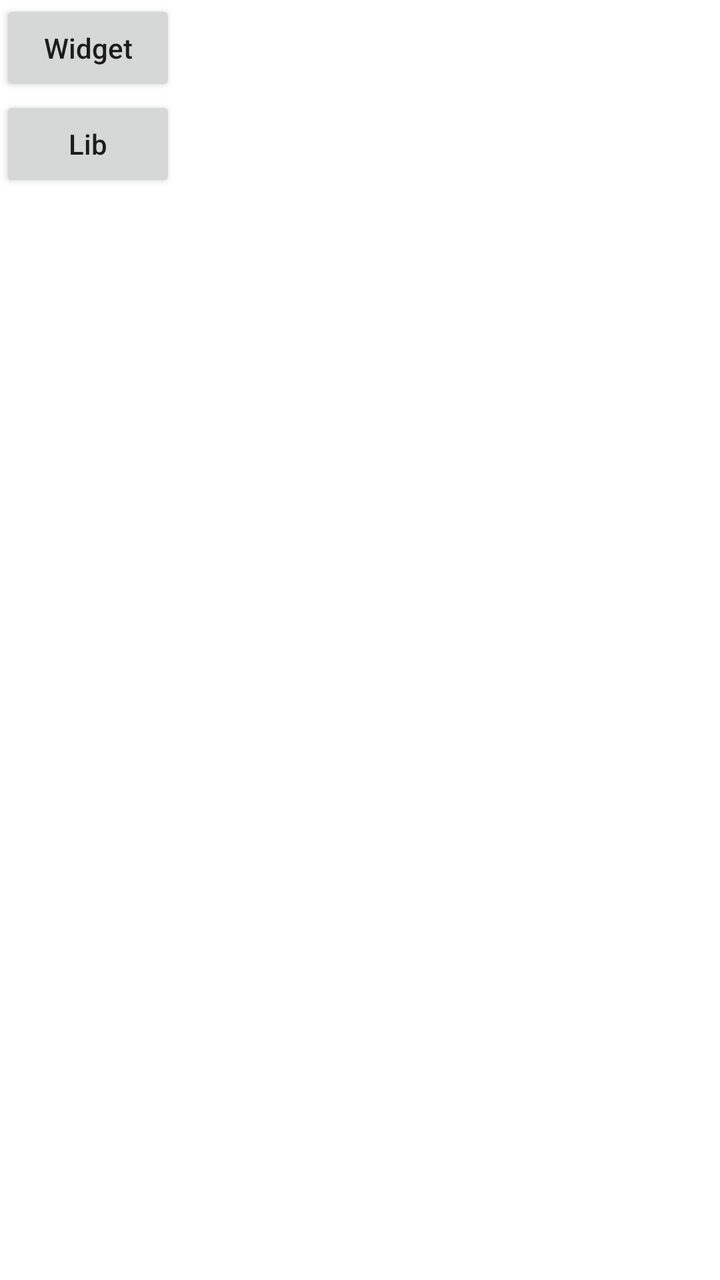
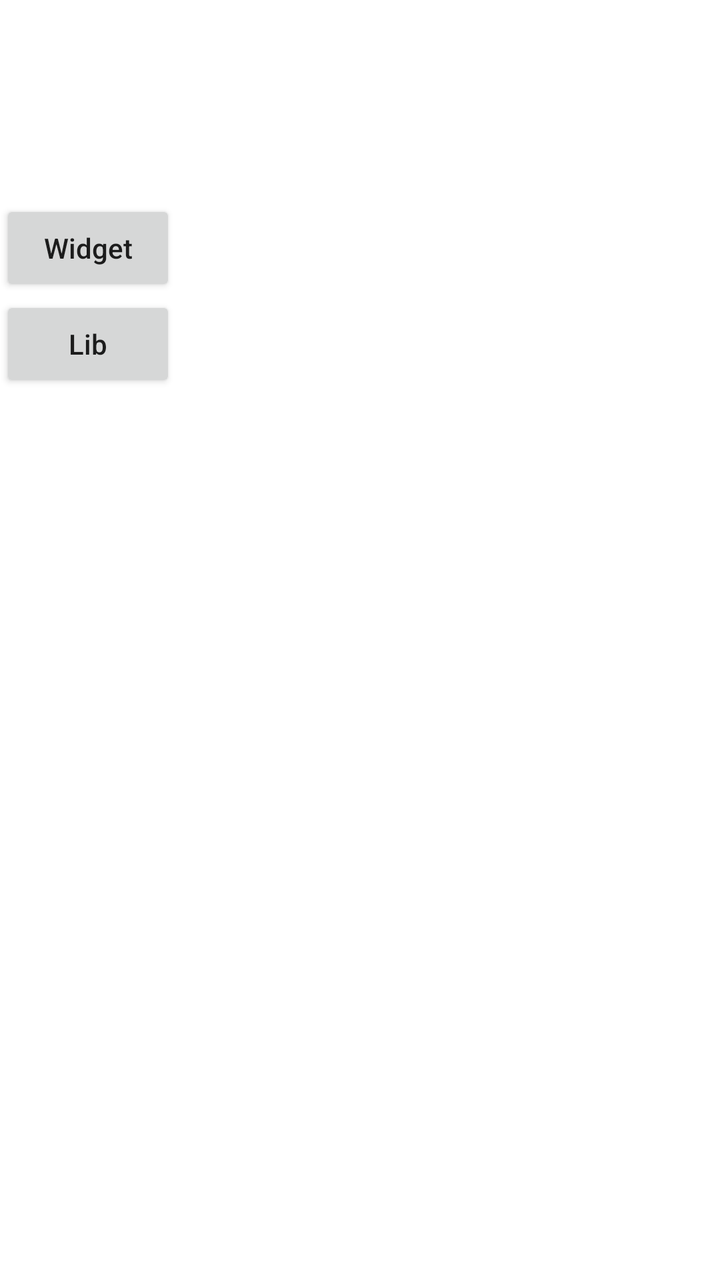

Compare the two renders of this Android layout. The source of the first and the diff that turns it into the second are given below.
<!-- AndroidManifest.xml: application theme Theme.FizzerLib -->
<!-- res/layout/activity_main.xml -->
<?xml version="1.0" encoding="utf-8"?>
<androidx.constraintlayout.widget.ConstraintLayout xmlns:android="http://schemas.android.com/apk/res/android"
    xmlns:app="http://schemas.android.com/apk/res-auto"
    xmlns:tools="http://schemas.android.com/tools"
    android:layout_width="match_parent"
    android:layout_height="match_parent"
    tools:context=".MainActivity">

    <androidx.appcompat.widget.AppCompatButton
        android:id="@+id/widget"
        android:layout_width="wrap_content"
        android:layout_height="wrap_content"
        android:text="Widget"
        android:textAllCaps="false"
        app:layout_constraintStart_toStartOf="parent"
        app:layout_constraintTop_toTopOf="parent" />

    <androidx.appcompat.widget.AppCompatButton
        android:id="@+id/lib"
        android:layout_width="wrap_content"
        android:layout_height="wrap_content"
        android:text="Lib"
        android:textAllCaps="false"
        app:layout_constraintStart_toStartOf="parent"
        app:layout_constraintTop_toBottomOf="@id/widget" />

    <com.fizzer.widget.ColorSelectorBar
        android:id="@+id/selectBar"
        android:visibility="gone"
        android:layout_width="wrap_content"
        android:layout_height="wrap_content"
        android:layout_marginStart="@dimen/dp_16"
        app:layout_constraintStart_toStartOf="parent"
        app:layout_constraintTop_toBottomOf="@id/lib" />
    <View
        android:id="@+id/color"
        android:layout_width="200dp"
        android:layout_height="200dp"
        android:layout_marginTop="100dp"
        app:layout_constraintEnd_toEndOf="parent"
        app:layout_constraintStart_toStartOf="parent"
        app:layout_constraintTop_toBottomOf="@id/lib" />


</androidx.constraintlayout.widget.ConstraintLayout>
<!-- resources referenced by this layout -->
<resources>
  <dimen name="dp_16">16dp</dimen>
  <style name="Theme.FizzerLib" parent="Theme.MaterialComponents.DayNight.DarkActionBar">
          
          <item name="colorPrimary">@color/purple_500</item>
          <item name="colorPrimaryVariant">@color/purple_700</item>
          <item name="colorOnPrimary">@color/white</item>
          
          <item name="colorSecondary">@color/teal_200</item>
          <item name="colorSecondaryVariant">@color/teal_700</item>
          <item name="colorOnSecondary">@color/black</item>
          
          <item name="android:statusBarColor" tools:targetApi="l">?attr/colorPrimaryVariant</item>
          
      </style>
  <color name="purple_500">#FF6200EE</color>
  <color name="purple_700">#FF3700B3</color>
  <color name="white">#FFFFFFFF</color>
  <color name="teal_200">#FF03DAC5</color>
  <color name="teal_700">#FF018786</color>
  <color name="black">#FF000000</color>
</resources>

<!-- the commit's change to res/layout/activity_main.xml (unified diff, before → after) -->
@@ -11,6 +11,7 @@
         android:layout_width="wrap_content"
         android:layout_height="wrap_content"
         android:text="Widget"
+        android:layout_marginTop="100dp"
         android:textAllCaps="false"
         app:layout_constraintStart_toStartOf="parent"
         app:layout_constraintTop_toTopOf="parent" />
